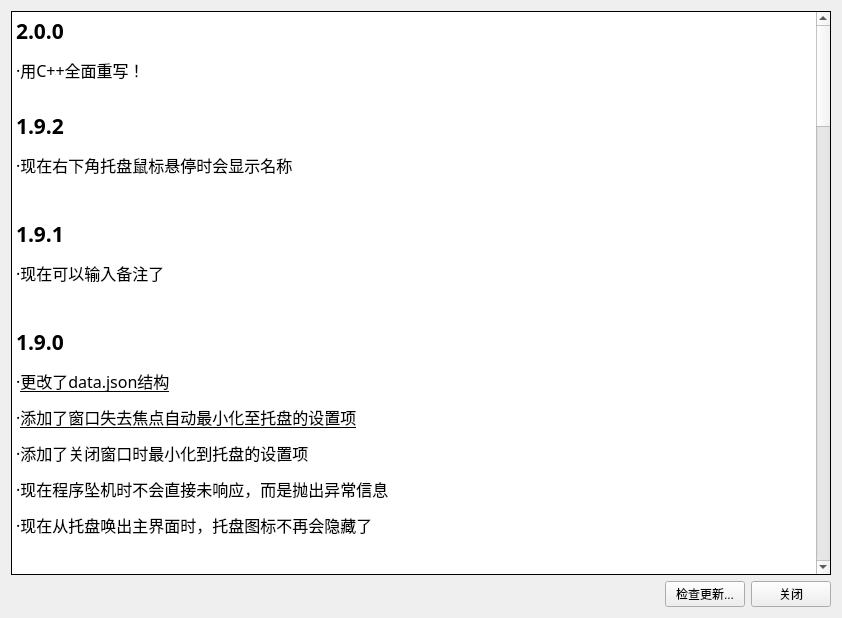
Old version of the form sources/changelog.ui in the repository Pillowe582/toolkit.
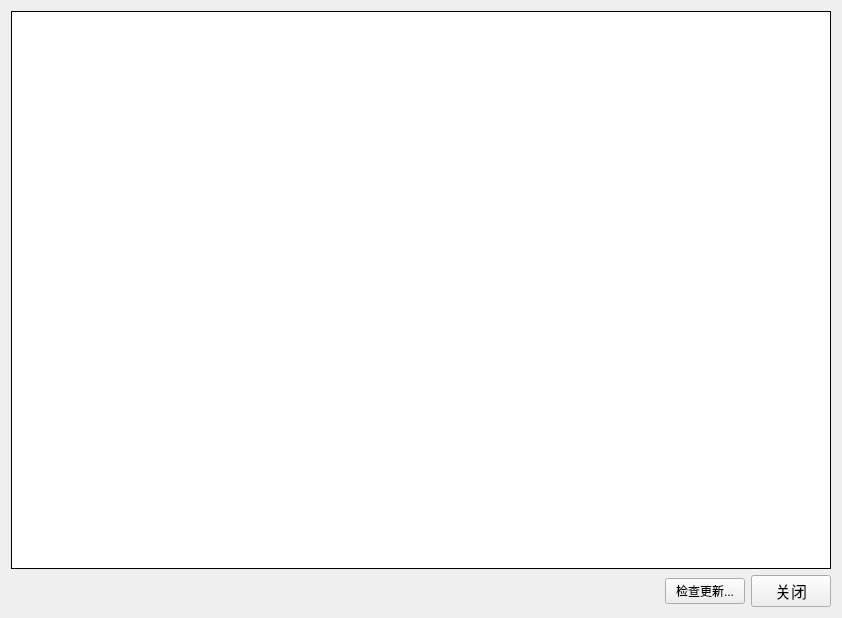
New version of the form.

Commit message: 优化了界面和编译设置

Diff of the .ui file:
```diff
--- a/sources/changelog.ui
+++ b/sources/changelog.ui
@@ -38,6 +38,11 @@
        <verstretch>0</verstretch>
       </sizepolicy>
      </property>
+     <property name="font">
+      <font>
+       <pointsize>12</pointsize>
+      </font>
+     </property>
      <property name="text">
       <string>关闭</string>
      </property>
@@ -53,8 +58,7 @@
     <widget class="QTextBrowser" name="textBrowser">
      <property name="font">
       <font>
-       <family>宋体</family>
-       <pointsize>9</pointsize>
+       <pointsize>12</pointsize>
       </font>
      </property>
      <property name="frameShape">
@@ -70,86 +74,8 @@
 hr { height: 1px; border-width: 0; }
 li.unchecked::marker { content: &quot;\2610&quot;; }
 li.checked::marker { content: &quot;\2612&quot;; }
-&lt;/style&gt;&lt;/head&gt;&lt;body style=&quot; font-family:'宋体'; font-size:9pt; font-weight:400; font-style:normal;&quot;&gt;
-&lt;p style=&quot; margin-top:0px; margin-bottom:0px; margin-left:0px; margin-right:0px; -qt-block-indent:0; text-indent:0px;&quot;&gt;&lt;span style=&quot; font-family:'宋体','宋体'; font-size:16pt; font-weight:600;&quot;&gt;2.0.0&lt;/span&gt;&lt;/p&gt;
-&lt;p style=&quot; margin-top:12px; margin-bottom:12px; margin-left:0px; margin-right:0px; -qt-block-indent:0; text-indent:0px;&quot;&gt;&lt;span style=&quot; font-family:'宋体','宋体'; font-size:12pt;&quot;&gt;·用C++全面重写！&lt;/span&gt;&lt;/p&gt;
-&lt;p style=&quot;-qt-paragraph-type:empty; margin-top:0px; margin-bottom:0px; margin-left:0px; margin-right:0px; -qt-block-indent:0; text-indent:0px;&quot;&gt;&lt;br /&gt;&lt;/p&gt;
-&lt;p style=&quot; margin-top:0px; margin-bottom:0px; margin-left:0px; margin-right:0px; -qt-block-indent:0; text-indent:0px;&quot;&gt;&lt;span style=&quot; font-family:'宋体','宋体'; font-size:16pt; font-weight:600;&quot;&gt;1.9.2&lt;/span&gt;&lt;/p&gt;
-&lt;p style=&quot; margin-top:12px; margin-bottom:12px; margin-left:0px; margin-right:0px; -qt-block-indent:0; text-indent:0px;&quot;&gt;&lt;span style=&quot; font-family:'宋体','宋体'; font-size:12pt;&quot;&gt;·现在右下角托盘鼠标悬停时会显示名称&lt;/span&gt;&lt;/p&gt;
-&lt;p style=&quot;-qt-paragraph-type:empty; margin-top:0px; margin-bottom:0px; margin-left:0px; margin-right:0px; -qt-block-indent:0; text-indent:0px; font-family:'宋体','宋体'; font-size:16pt; font-weight:600;&quot;&gt;&lt;br /&gt;&lt;/p&gt;
-&lt;p style=&quot; margin-top:0px; margin-bottom:0px; margin-left:0px; margin-right:0px; -qt-block-indent:0; text-indent:0px;&quot;&gt;&lt;span style=&quot; font-family:'宋体','宋体'; font-size:16pt; font-weight:600;&quot;&gt;1.9.1&lt;/span&gt;&lt;/p&gt;
-&lt;p style=&quot; margin-top:12px; margin-bottom:12px; margin-left:0px; margin-right:0px; -qt-block-indent:0; text-indent:0px;&quot;&gt;&lt;span style=&quot; font-family:'宋体','宋体'; font-size:12pt;&quot;&gt;·现在可以输入备注了&lt;/span&gt;&lt;/p&gt;
-&lt;p style=&quot;-qt-paragraph-type:empty; margin-top:0px; margin-bottom:0px; margin-left:0px; margin-right:0px; -qt-block-indent:0; text-indent:0px; font-family:'宋体','宋体'; font-size:16pt; font-weight:600;&quot;&gt;&lt;br /&gt;&lt;/p&gt;
-&lt;p style=&quot; margin-top:0px; margin-bottom:0px; margin-left:0px; margin-right:0px; -qt-block-indent:0; text-indent:0px;&quot;&gt;&lt;span style=&quot; font-family:'宋体','宋体'; font-size:16pt; font-weight:600;&quot;&gt;1.9.0&lt;/span&gt;&lt;/p&gt;
-&lt;p style=&quot; margin-top:12px; margin-bottom:12px; margin-left:0px; margin-right:0px; -qt-block-indent:0; text-indent:0px;&quot;&gt;&lt;span style=&quot; font-family:'宋体','宋体'; font-size:12pt;&quot;&gt;·&lt;/span&gt;&lt;span style=&quot; font-family:'宋体','宋体'; font-size:12pt; text-decoration: underline;&quot;&gt;更改了data.json结构&lt;/span&gt;&lt;/p&gt;
-&lt;p style=&quot; margin-top:12px; margin-bottom:12px; margin-left:0px; margin-right:0px; -qt-block-indent:0; text-indent:0px;&quot;&gt;&lt;span style=&quot; font-family:'宋体','宋体'; font-size:12pt;&quot;&gt;·&lt;/span&gt;&lt;span style=&quot; font-family:'宋体','宋体'; font-size:12pt; text-decoration: underline;&quot;&gt;添加了窗口失去焦点自动最小化至托盘的设置项&lt;/span&gt;&lt;/p&gt;
-&lt;p style=&quot; margin-top:12px; margin-bottom:12px; margin-left:0px; margin-right:0px; -qt-block-indent:0; text-indent:0px;&quot;&gt;&lt;span style=&quot; font-family:'宋体','宋体'; font-size:12pt;&quot;&gt;·添加了关闭窗口时最小化到托盘的设置项&lt;/span&gt;&lt;/p&gt;
-&lt;p style=&quot; margin-top:12px; margin-bottom:12px; margin-left:0px; margin-right:0px; -qt-block-indent:0; text-indent:0px;&quot;&gt;&lt;span style=&quot; font-family:'宋体','宋体'; font-size:12pt;&quot;&gt;·现在程序坠机时不会直接未响应，而是抛出异常信息&lt;/span&gt;&lt;/p&gt;
-&lt;p style=&quot; margin-top:12px; margin-bottom:12px; margin-left:0px; margin-right:0px; -qt-block-indent:0; text-indent:0px;&quot;&gt;&lt;span style=&quot; font-family:'宋体','宋体'; font-size:12pt;&quot;&gt;·现在从托盘唤出主界面时，托盘图标不再会隐藏了&lt;/span&gt;&lt;/p&gt;
-&lt;p style=&quot;-qt-paragraph-type:empty; margin-top:0px; margin-bottom:0px; margin-left:0px; margin-right:0px; -qt-block-indent:0; text-indent:0px; font-family:'宋体','宋体'; font-size:16pt; font-weight:600;&quot;&gt;&lt;br /&gt;&lt;/p&gt;
-&lt;p style=&quot; margin-top:0px; margin-bottom:0px; margin-left:0px; margin-right:0px; -qt-block-indent:0; text-indent:0px;&quot;&gt;&lt;span style=&quot; font-family:'宋体','宋体'; font-size:16pt; font-weight:600;&quot;&gt;1.8.0&lt;/span&gt;&lt;/p&gt;
-&lt;p style=&quot; margin-top:12px; margin-bottom:12px; margin-left:0px; margin-right:0px; -qt-block-indent:0; text-indent:0px;&quot;&gt;&lt;span style=&quot; font-family:'宋体','宋体'; font-size:12pt;&quot;&gt;·&lt;/span&gt;&lt;span style=&quot; font-family:'宋体','宋体'; font-size:12pt; text-decoration: underline;&quot;&gt;添加了搜索功能&lt;/span&gt;&lt;/p&gt;
-&lt;p style=&quot; margin-top:12px; margin-bottom:12px; margin-left:0px; margin-right:0px; -qt-block-indent:0; text-indent:0px;&quot;&gt;&lt;span style=&quot; font-family:'宋体','宋体'; font-size:12pt;&quot;&gt;·修复了列表竖直滚动条不显示的问题&lt;/span&gt;&lt;/p&gt;
-&lt;p style=&quot; margin-top:12px; margin-bottom:12px; margin-left:0px; margin-right:0px; -qt-block-indent:0; text-indent:0px;&quot;&gt;&lt;span style=&quot; font-family:'宋体','宋体'; font-size:12pt;&quot;&gt;·现在单行输入框因字符过多或换行而出现滚动条时，输入框会相应增加高度以防遮挡字符&lt;/span&gt;&lt;/p&gt;
-&lt;p style=&quot;-qt-paragraph-type:empty; margin-top:0px; margin-bottom:0px; margin-left:0px; margin-right:0px; -qt-block-indent:0; text-indent:0px; font-family:'宋体','宋体'; font-size:16pt; font-weight:600;&quot;&gt;&lt;br /&gt;&lt;/p&gt;
-&lt;p style=&quot; margin-top:0px; margin-bottom:0px; margin-left:0px; margin-right:0px; -qt-block-indent:0; text-indent:0px;&quot;&gt;&lt;span style=&quot; font-family:'宋体','宋体'; font-size:16pt; font-weight:600;&quot;&gt;1.7.1&lt;/span&gt;&lt;/p&gt;
-&lt;p style=&quot; margin-top:12px; margin-bottom:12px; margin-left:0px; margin-right:0px; -qt-block-indent:0; text-indent:0px;&quot;&gt;&lt;span style=&quot; font-family:'宋体','宋体'; font-size:12pt;&quot;&gt;·微调了ui&lt;/span&gt;&lt;/p&gt;
-&lt;p style=&quot; margin-top:12px; margin-bottom:12px; margin-left:0px; margin-right:0px; -qt-block-indent:0; text-indent:0px;&quot;&gt;&lt;span style=&quot; font-family:'宋体','宋体'; font-size:12pt;&quot;&gt;·现在有下载进度显示了&lt;/span&gt;&lt;/p&gt;
-&lt;p style=&quot;-qt-paragraph-type:empty; margin-top:12px; margin-bottom:12px; margin-left:0px; margin-right:0px; -qt-block-indent:0; text-indent:0px; font-family:'宋体','宋体'; font-size:12pt;&quot;&gt;&lt;br /&gt;&lt;/p&gt;
-&lt;p style=&quot; margin-top:12px; margin-bottom:12px; margin-left:0px; margin-right:0px; -qt-block-indent:0; text-indent:0px;&quot;&gt;&lt;span style=&quot; font-family:'宋体','宋体'; font-size:16pt; font-weight:600;&quot;&gt;1.7.0&lt;/span&gt;&lt;/p&gt;
-&lt;p style=&quot; margin-top:12px; margin-bottom:12px; margin-left:0px; margin-right:0px; -qt-block-indent:0; text-indent:0px;&quot;&gt;&lt;span style=&quot; font-family:'宋体','宋体'; font-size:12pt;&quot;&gt;·&lt;/span&gt;&lt;span style=&quot; font-family:'宋体','宋体'; font-size:12pt; text-decoration: underline;&quot;&gt;现在可以调整各项位置了&lt;/span&gt;&lt;/p&gt;
-&lt;p style=&quot;-qt-paragraph-type:empty; margin-top:12px; margin-bottom:12px; margin-left:0px; margin-right:0px; -qt-block-indent:0; text-indent:0px; font-family:'宋体','宋体'; font-size:16pt; font-weight:600;&quot;&gt;&lt;br /&gt;&lt;/p&gt;
-&lt;p style=&quot; margin-top:12px; margin-bottom:12px; margin-left:0px; margin-right:0px; -qt-block-indent:0; text-indent:0px;&quot;&gt;&lt;span style=&quot; font-family:'宋体','宋体'; font-size:16pt; font-weight:600;&quot;&gt;1.6.2&lt;/span&gt;&lt;/p&gt;
-&lt;p style=&quot; margin-top:12px; margin-bottom:12px; margin-left:0px; margin-right:0px; -qt-block-indent:0; text-indent:0px;&quot;&gt;&lt;span style=&quot; font-family:'宋体','宋体'; font-size:12pt;&quot;&gt;·窗口标题会显示当前版本了&lt;/span&gt;&lt;/p&gt;
-&lt;p style=&quot; margin-top:12px; margin-bottom:12px; margin-left:0px; margin-right:0px; -qt-block-indent:0; text-indent:0px;&quot;&gt;&lt;span style=&quot; font-family:'宋体','宋体'; font-size:12pt;&quot;&gt;·修复了检查更新发送请求过快导致程序崩溃的bug，现在会提示请稍后再试&lt;/span&gt;&lt;/p&gt;
-&lt;p style=&quot;-qt-paragraph-type:empty; margin-top:12px; margin-bottom:12px; margin-left:0px; margin-right:0px; -qt-block-indent:0; text-indent:0px; font-family:'宋体','宋体'; font-size:12pt;&quot;&gt;&lt;br /&gt;&lt;/p&gt;
-&lt;p style=&quot; margin-top:12px; margin-bottom:12px; margin-left:0px; margin-right:0px; -qt-block-indent:0; text-indent:0px;&quot;&gt;&lt;span style=&quot; font-family:'宋体','宋体'; font-size:16pt; font-weight:600;&quot;&gt;1.6.1&lt;/span&gt;&lt;/p&gt;
-&lt;p style=&quot; margin-top:12px; margin-bottom:12px; margin-left:0px; margin-right:0px; -qt-block-indent:0; text-indent:0px;&quot;&gt;&lt;span style=&quot; font-family:'宋体','宋体'; font-size:12pt;&quot;&gt;·修复了没有可用更新时，程序启动时仍会弹出检查更新窗口的bug&lt;/span&gt;&lt;/p&gt;
-&lt;p style=&quot; margin-top:12px; margin-bottom:12px; margin-left:0px; margin-right:0px; -qt-block-indent:0; text-indent:0px;&quot;&gt;&lt;span style=&quot; font-family:'宋体','宋体'; font-size:12pt;&quot;&gt;·现在每次打开更新窗口都会检查一次更新&lt;/span&gt;&lt;/p&gt;
-&lt;p style=&quot;-qt-paragraph-type:empty; margin-top:12px; margin-bottom:12px; margin-left:0px; margin-right:0px; -qt-block-indent:0; text-indent:0px; font-family:'宋体','宋体'; font-size:12pt; font-weight:600;&quot;&gt;&lt;br /&gt;&lt;/p&gt;
-&lt;p style=&quot; margin-top:12px; margin-bottom:12px; margin-left:0px; margin-right:0px; -qt-block-indent:0; text-indent:0px;&quot;&gt;&lt;span style=&quot; font-family:'宋体','宋体'; font-size:16pt; font-weight:600;&quot;&gt;1.6.0&lt;/span&gt;&lt;/p&gt;
-&lt;p style=&quot; margin-top:12px; margin-bottom:12px; margin-left:0px; margin-right:0px; -qt-block-indent:0; text-indent:0px;&quot;&gt;&lt;span style=&quot; font-family:'宋体','宋体'; font-size:12pt;&quot;&gt;·&lt;/span&gt;&lt;span style=&quot; font-family:'宋体','宋体'; font-size:12pt; text-decoration: underline;&quot;&gt;增加了检查更新与自动下载安装更新功能&lt;/span&gt;&lt;/p&gt;
-&lt;p style=&quot; margin-top:12px; margin-bottom:12px; margin-left:0px; margin-right:0px; -qt-block-indent:0; text-indent:0px;&quot;&gt;&lt;span style=&quot; font-family:'宋体','宋体'; font-size:12pt;&quot;&gt;·启动时会自动检查一次更新&lt;/span&gt;&lt;/p&gt;
-&lt;p style=&quot;-qt-paragraph-type:empty; margin-top:12px; margin-bottom:12px; margin-left:0px; margin-right:0px; -qt-block-indent:0; text-indent:0px; font-family:'宋体','宋体'; font-size:12pt;&quot;&gt;&lt;br /&gt;&lt;/p&gt;
-&lt;p style=&quot; margin-top:12px; margin-bottom:12px; margin-left:0px; margin-right:0px; -qt-block-indent:0; text-indent:0px;&quot;&gt;&lt;span style=&quot; font-family:'宋体','宋体'; font-size:16pt; font-weight:600;&quot;&gt;1.5.0&lt;/span&gt;&lt;/p&gt;
-&lt;p style=&quot; margin-top:12px; margin-bottom:12px; margin-left:0px; margin-right:0px; -qt-block-indent:0; text-indent:0px;&quot;&gt;&lt;span style=&quot; font-family:'宋体','宋体'; font-size:12pt;&quot;&gt;·&lt;/span&gt;&lt;span style=&quot; font-family:'宋体','宋体'; font-size:12pt; text-decoration: underline;&quot;&gt;现在可以在设置窗口中设置是否开机自启&lt;/span&gt;&lt;/p&gt;
-&lt;p style=&quot; margin-top:12px; margin-bottom:12px; margin-left:0px; margin-right:0px; -qt-block-indent:0; text-indent:0px;&quot;&gt;&lt;span style=&quot; font-family:'宋体','宋体'; font-size:12pt;&quot;&gt;·删除了由&lt;/span&gt;&lt;span style=&quot; font-family:'SimSun'; font-size:12pt;&quot;&gt;asyncio.get_event_loop().create_future()创建的永远不会完成的Future&lt;/span&gt;&lt;/p&gt;
-&lt;p style=&quot; margin-top:12px; margin-bottom:12px; margin-left:0px; margin-right:0px; -qt-block-indent:0; text-indent:0px;&quot;&gt;&lt;span style=&quot; font-family:'SimSun'; font-size:12pt;&quot;&gt;·由于程序在非windows系统运行不正常，添加了非win32环境下运行时的劝退警告（可以Ignore anyway）&lt;/span&gt;&lt;/p&gt;
-&lt;p style=&quot; margin-top:12px; margin-bottom:12px; margin-left:0px; margin-right:0px; -qt-block-indent:0; text-indent:0px;&quot;&gt;&lt;span style=&quot; font-family:'宋体','宋体'; font-size:12pt;&quot;&gt;·添加了设置窗口&lt;/span&gt;&lt;/p&gt;
-&lt;p style=&quot; margin-top:12px; margin-bottom:12px; margin-left:0px; margin-right:0px; -qt-block-indent:0; text-indent:0px;&quot;&gt;&lt;span style=&quot; font-family:'宋体','宋体'; font-size:12pt;&quot;&gt;·将设置窗口与更新日志窗口设置成了模态防止抛出异常&lt;/span&gt;&lt;/p&gt;
-&lt;p style=&quot; margin-top:12px; margin-bottom:12px; margin-left:0px; margin-right:0px; -qt-block-indent:0; text-indent:0px;&quot;&gt;&lt;span style=&quot; font-family:'宋体','宋体'; font-size:12pt;&quot;&gt;·调整了ui，主界面菜单增加了退出程序选项&lt;/span&gt;&lt;/p&gt;
-&lt;p style=&quot; margin-top:12px; margin-bottom:12px; margin-left:0px; margin-right:0px; -qt-block-indent:0; text-indent:0px;&quot;&gt;&lt;span style=&quot; font-family:'宋体','宋体'; font-size:12pt;&quot;&gt;·现在在ide中独自运行时会出现提示&lt;/span&gt;&lt;span style=&quot; font-family:'宋体','宋体';&quot;&gt;&lt;br /&gt;&lt;/span&gt;&lt;/p&gt;
-&lt;p style=&quot; margin-top:12px; margin-bottom:12px; margin-left:0px; margin-right:0px; -qt-block-indent:0; text-indent:0px;&quot;&gt;&lt;span style=&quot; font-family:'SimSun'; font-size:16pt; font-weight:600;&quot;&gt;1.4.0&lt;/span&gt;&lt;/p&gt;
-&lt;p style=&quot; margin-top:12px; margin-bottom:12px; margin-left:0px; margin-right:0px; -qt-block-indent:0; text-indent:0px;&quot;&gt;&lt;span style=&quot; font-family:'SimSun'; font-size:12pt;&quot;&gt;·&lt;/span&gt;&lt;span style=&quot; font-family:'SimSun'; font-size:12pt; text-decoration: underline;&quot;&gt;现在关闭窗口时会最小化到系统托盘&lt;/span&gt;&lt;/p&gt;
-&lt;p style=&quot; margin-top:12px; margin-bottom:12px; margin-left:0px; margin-right:0px; -qt-block-indent:0; text-indent:0px;&quot;&gt;&lt;span style=&quot; font-family:'SimSun'; font-size:12pt;&quot;&gt;·&lt;/span&gt;&lt;span style=&quot; font-family:'SimSun'; font-size:12pt; text-decoration: underline;&quot;&gt;现在可以选择文件夹了&lt;/span&gt;&lt;/p&gt;
-&lt;p style=&quot; margin-top:12px; margin-bottom:12px; margin-left:0px; margin-right:0px; -qt-block-indent:0; text-indent:0px;&quot;&gt;&lt;span style=&quot; font-family:'SimSun'; font-size:12pt;&quot;&gt;·调整了ui和图标&lt;/span&gt;&lt;/p&gt;
-&lt;p style=&quot; margin-top:12px; margin-bottom:12px; margin-left:0px; margin-right:0px; -qt-block-indent:0; text-indent:0px;&quot;&gt;&lt;span style=&quot; font-family:'SimSun'; font-size:12pt;&quot;&gt;·现在双击列表中的项或按Enter也可以启动了&lt;/span&gt;&lt;/p&gt;
-&lt;p style=&quot; margin-top:12px; margin-bottom:12px; margin-left:0px; margin-right:0px; -qt-block-indent:0; text-indent:0px;&quot;&gt;&lt;span style=&quot; font-family:'SimSun'; font-size:12pt;&quot;&gt;·启用了tabChangesFocus&lt;/span&gt;&lt;/p&gt;
-&lt;p style=&quot; margin-top:12px; margin-bottom:12px; margin-left:0px; margin-right:0px; -qt-block-indent:0; text-indent:0px;&quot;&gt;&lt;span style=&quot; font-family:'SimSun'; font-size:12pt;&quot;&gt;·为移除键添加了快捷键“Delete”&lt;/span&gt;&lt;/p&gt;
-&lt;p style=&quot; margin-top:12px; margin-bottom:12px; margin-left:0px; margin-right:0px; -qt-block-indent:0; text-indent:0px;&quot;&gt;&lt;span style=&quot; font-family:'SimSun'; font-size:12pt;&quot;&gt;·程序现在容纳了PilloweMain.exe途径的唯一性&lt;/span&gt;&lt;/p&gt;
-&lt;p style=&quot; margin-top:12px; margin-bottom:12px; margin-left:0px; margin-right:0px; -qt-block-indent:0; text-indent:0px;&quot;&gt;&lt;span style=&quot; font-family:'宋体','宋体';&quot;&gt;&lt;br /&gt;&lt;/span&gt;&lt;/p&gt;
-&lt;p style=&quot; margin-top:12px; margin-bottom:12px; margin-left:0px; margin-right:0px; -qt-block-indent:0; text-indent:0px;&quot;&gt;&lt;span style=&quot; font-family:'SimSun'; font-size:16pt; font-weight:600;&quot;&gt;1.3.1&lt;/span&gt;&lt;/p&gt;
-&lt;p style=&quot; margin-top:12px; margin-bottom:12px; margin-left:0px; margin-right:0px; -qt-block-indent:0; text-indent:0px;&quot;&gt;&lt;span style=&quot; font-family:'SimSun'; font-size:12pt;&quot;&gt;·data.json移动至根目录&lt;/span&gt;&lt;/p&gt;
-&lt;p style=&quot; margin-top:12px; margin-bottom:12px; margin-left:0px; margin-right:0px; -qt-block-indent:0; text-indent:0px;&quot;&gt;&lt;span style=&quot; font-family:'SimSun'; font-size:12pt;&quot;&gt;·项目提交到了gitee&lt;/span&gt;&lt;/p&gt;
-&lt;p style=&quot; margin-top:12px; margin-bottom:12px; margin-left:0px; margin-right:0px; -qt-block-indent:0; text-indent:0px;&quot;&gt;&lt;span style=&quot; font-family:'宋体','宋体';&quot;&gt;&lt;br /&gt;&lt;/span&gt;&lt;/p&gt;
-&lt;p style=&quot; margin-top:12px; margin-bottom:12px; margin-left:0px; margin-right:0px; -qt-block-indent:0; text-indent:0px;&quot;&gt;&lt;span style=&quot; font-family:'SimSun'; font-size:16pt; font-weight:600;&quot;&gt;1.3.0&lt;/span&gt;&lt;/p&gt;
-&lt;p style=&quot; margin-top:12px; margin-bottom:12px; margin-left:0px; margin-right:0px; -qt-block-indent:0; text-indent:0px;&quot;&gt;&lt;span style=&quot; font-family:'SimSun'; font-size:12pt;&quot;&gt;·换用了nuitka打包，&lt;/span&gt;&lt;span style=&quot; font-family:'SimSun'; font-size:12pt; text-decoration: underline;&quot;&gt;程序启动速度更快&lt;/span&gt;&lt;span style=&quot; font-family:'SimSun'; font-size:12pt;&quot;&gt;，但似乎容易被byd杀毒软件误报&lt;/span&gt;&lt;/p&gt;
-&lt;p style=&quot; margin-top:12px; margin-bottom:12px; margin-left:0px; margin-right:0px; -qt-block-indent:0; text-indent:0px;&quot;&gt;&lt;span style=&quot; font-family:'SimSun'; font-size:12pt;&quot;&gt;·放弃了QMsgbox预设，于是弹框有图标了&lt;/span&gt;&lt;/p&gt;
-&lt;p style=&quot; margin-top:12px; margin-bottom:12px; margin-left:0px; margin-right:0px; -qt-block-indent:0; text-indent:0px;&quot;&gt;&lt;span style=&quot; font-family:'SimSun'; font-size:12pt;&quot;&gt;·ui文件、图标文件与json文件移动到了根目录下asset文件夹&lt;/span&gt;&lt;/p&gt;
-&lt;p style=&quot; margin-top:12px; margin-bottom:12px; margin-left:0px; margin-right:0px; -qt-block-indent:0; text-indent:0px;&quot;&gt;&lt;span style=&quot; font-family:'SimSun'; font-size:12pt;&quot;&gt;·现在启动前会检查data.json是否存在，若否，则自动创建，并提醒把以前的拷过来&lt;/span&gt;&lt;/p&gt;
-&lt;p style=&quot; margin-top:12px; margin-bottom:12px; margin-left:0px; margin-right:0px; -qt-block-indent:0; text-indent:0px;&quot;&gt;&lt;span style=&quot; font-family:'SimSun'; font-size:12pt;&quot;&gt;·发现了在列表只剩一项的时候将该项删除会导致程序未响应的bug，认定为特性不予修复&lt;/span&gt;&lt;/p&gt;
-&lt;p style=&quot; margin-top:12px; margin-bottom:12px; margin-left:0px; margin-right:0px; -qt-block-indent:0; text-indent:0px;&quot;&gt;&lt;span style=&quot; font-family:'SimSun'; font-size:12pt;&quot;&gt;·退出程序时会报错asyncio.exceptions.CancelledError，但不影响运行，认定为特性不予修复&lt;/span&gt;&lt;/p&gt;
-&lt;p style=&quot; margin-top:12px; margin-bottom:12px; margin-left:0px; margin-right:0px; -qt-block-indent:0; text-indent:0px;&quot;&gt;&lt;span style=&quot; font-family:'宋体','宋体';&quot;&gt;&lt;br /&gt;&lt;/span&gt;&lt;/p&gt;
-&lt;p style=&quot; margin-top:12px; margin-bottom:12px; margin-left:0px; margin-right:0px; -qt-block-indent:0; text-indent:0px;&quot;&gt;&lt;span style=&quot; font-family:'SimSun'; font-size:16pt; font-weight:600;&quot;&gt;1.2.0&lt;/span&gt;&lt;/p&gt;
-&lt;p style=&quot; margin-top:12px; margin-bottom:12px; margin-left:0px; margin-right:0px; -qt-block-indent:0; text-indent:0px;&quot;&gt;&lt;span style=&quot; font-family:'SimSun'; font-size:12pt;&quot;&gt;·删除了subprocess.run()函数以减少“XX，启动！”命令线程阻塞导致的未响应惨剧，改为使用asyncio库异步执行shell程序&lt;/span&gt;&lt;/p&gt;
-&lt;p style=&quot; margin-top:12px; margin-bottom:12px; margin-left:0px; margin-right:0px; -qt-block-indent:0; text-indent:0px;&quot;&gt;&lt;span style=&quot; font-family:'SimSun'; font-size:12pt;&quot;&gt;·添加了Changelog&lt;/span&gt;&lt;/p&gt;
-&lt;p style=&quot; margin-top:12px; margin-bottom:12px; margin-left:0px; margin-right:0px; -qt-block-indent:0; text-indent:0px;&quot;&gt;&lt;span style=&quot; font-family:'宋体','宋体';&quot;&gt;&lt;br /&gt;&lt;/span&gt;&lt;/p&gt;
-&lt;p style=&quot; margin-top:12px; margin-bottom:12px; margin-left:0px; margin-right:0px; -qt-block-indent:0; text-indent:0px;&quot;&gt;&lt;span style=&quot; font-family:'SimSun'; font-size:16pt; font-weight:600;&quot;&gt;1.1.0&lt;/span&gt;&lt;/p&gt;
-&lt;p style=&quot; margin-top:12px; margin-bottom:12px; margin-left:0px; margin-right:0px; -qt-block-indent:0; text-indent:0px;&quot;&gt;&lt;span style=&quot; font-family:'SimSun'; font-size:12pt;&quot;&gt;·修复了选择删除列表最后一项，之后选择剩下的倒数第二项，再选择最后一项时已删除项内容复辟的bug&lt;/span&gt;&lt;/p&gt;
-&lt;p style=&quot; margin-top:12px; margin-bottom:12px; margin-left:0px; margin-right:0px; -qt-block-indent:0; text-indent:0px;&quot;&gt;&lt;span style=&quot; font-family:'宋体','宋体';&quot;&gt;&lt;br /&gt;&lt;/span&gt;&lt;/p&gt;
-&lt;p style=&quot; margin-top:12px; margin-bottom:12px; margin-left:0px; margin-right:0px; -qt-block-indent:0; text-indent:0px;&quot;&gt;&lt;span style=&quot; font-family:'SimSun'; font-size:16pt; font-weight:600;&quot;&gt;1.0.0&lt;/span&gt;&lt;/p&gt;
-&lt;p style=&quot; margin-top:12px; margin-bottom:12px; margin-left:0px; margin-right:0px; -qt-block-indent:0; text-indent:0px;&quot;&gt;&lt;span style=&quot; font-family:'SimSun'; font-size:12pt;&quot;&gt;·&lt;/span&gt;&lt;span style=&quot; font-family:'SimSun'; font-size:12pt; text-decoration: underline;&quot;&gt;Pillowe's Toolkit诞生&lt;/span&gt;&lt;/p&gt;
-&lt;p style=&quot; margin-top:12px; margin-bottom:12px; margin-left:0px; margin-right:0px; -qt-block-indent:0; text-indent:0px;&quot;&gt;&lt;span style=&quot; font-family:'SimSun'; font-size:12pt; text-decoration: line-through;&quot;&gt;妈妈生的&lt;/span&gt;&lt;/p&gt;&lt;/body&gt;&lt;/html&gt;</string>
+&lt;/style&gt;&lt;/head&gt;&lt;body style=&quot; font-family:'Microsoft YaHei UI'; font-size:12pt; font-weight:400; font-style:normal;&quot;&gt;
+&lt;p style=&quot;-qt-paragraph-type:empty; margin-top:0px; margin-bottom:0px; margin-left:0px; margin-right:0px; -qt-block-indent:0; text-indent:0px;&quot;&gt;&lt;br /&gt;&lt;/p&gt;&lt;/body&gt;&lt;/html&gt;</string>
      </property>
     </widget>
    </item>
```
The commit also changes 10 other files.
